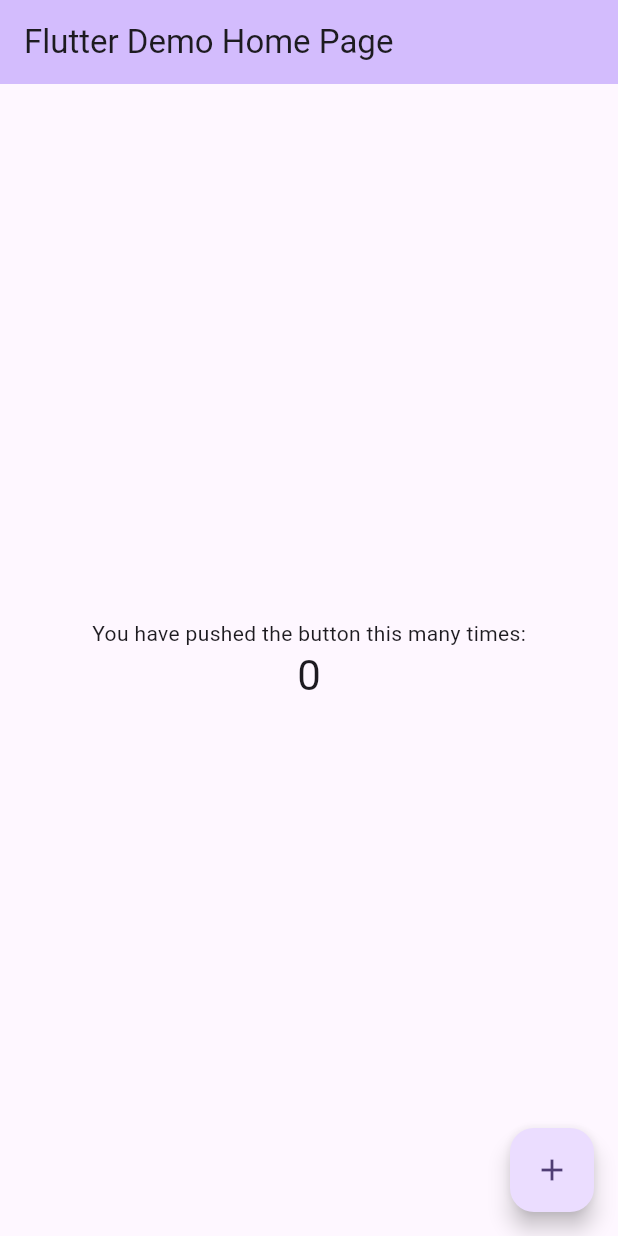
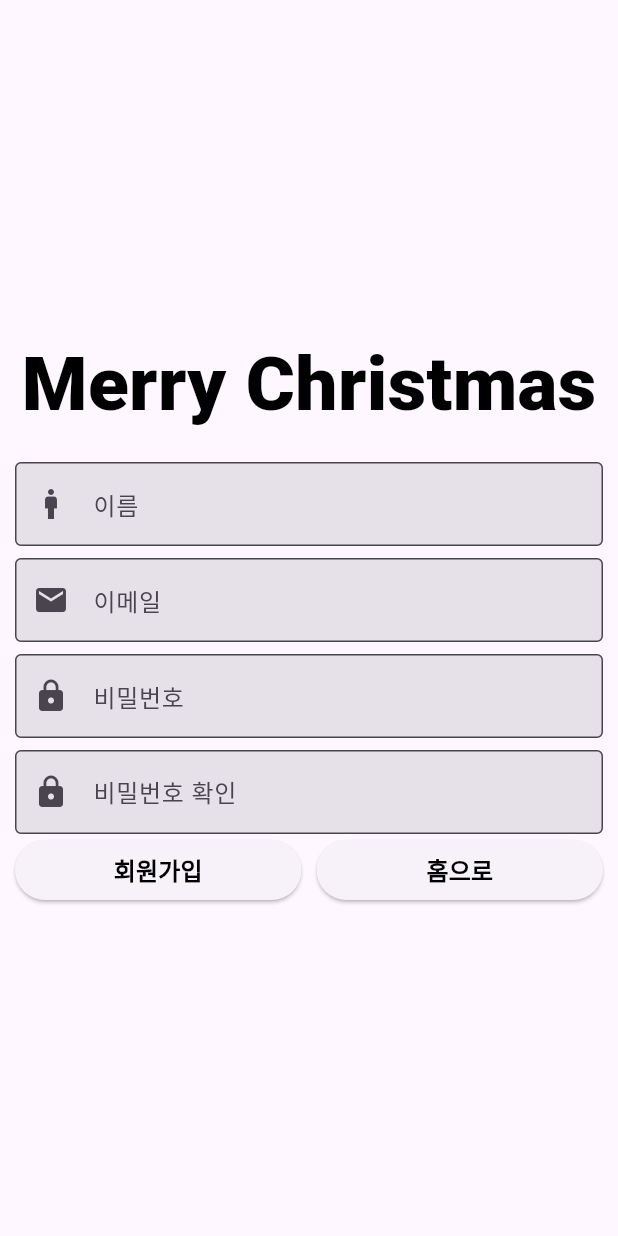
Before and after one commit to Ko-Eunseo/christmas_postacrd, a Flutter app: the screen it shows after launch, on a phone screen of 412 x 824 dp. Run offline on Flutter 3.47's test engine with Material 3 defaults, Android fonts, the phone set to English and light mode, and no system bars; our stand-ins replace cloud_firestore, firebase_auth, firebase_core, firebase_storage, state_notifier; missing offline and left inert: flutter_state_notifier; accounts and stored records are empty; Roboto replaces fonts that are missing (Pretendard).

Commit message:
feat: 이메일 인증 회원가입 기능 구현 #2

```diff
--- a/lib/main.dart
+++ b/lib/main.dart
@@ -1,125 +1,52 @@
+import 'package:christmas_postcard/firebase_options.dart';
+import 'package:christmas_postcard/providers/auth/auth_state.dart';
+import 'package:christmas_postcard/repository/auth_repository.dart';
+import 'package:christmas_postcard/view/pages/signup_page.dart';
+import 'package:cloud_firestore/cloud_firestore.dart';
+import 'package:firebase_auth/firebase_auth.dart' hide AuthProvider;
+import 'package:firebase_core/firebase_core.dart';
+import 'package:firebase_storage/firebase_storage.dart';
 import 'package:flutter/material.dart';
+import 'package:flutter_state_notifier/flutter_state_notifier.dart';
+import 'package:provider/provider.dart';
+import 'providers/auth/auth_provider.dart';
 
-void main() {
+void main() async {
+  WidgetsFlutterBinding.ensureInitialized();
+  await Firebase.initializeApp(
+    options: DefaultFirebaseOptions.currentPlatform,
+  );
   runApp(const MyApp());
 }
 
 class MyApp extends StatelessWidget {
   const MyApp({super.key});
 
-  // This widget is the root of your application.
   @override
   Widget build(BuildContext context) {
-    return MaterialApp(
-      title: 'Flutter Demo',
-      theme: ThemeData(
-        // This is the theme of your application.
-        //
-        // TRY THIS: Try running your application with "flutter run". You'll see
-        // the application has a blue toolbar. Then, without quitting the app,
-        // try changing the seedColor in the colorScheme below to Colors.green
-        // and then invoke "hot reload" (save your changes or press the "hot
-        // reload" button in a Flutter-supported IDE, or press "r" if you used
-        // the command line to start the app).
-        //
-        // Notice that the counter didn't reset back to zero; the application
-        // state is not lost during the reload. To reset the state, use hot
-        // restart instead.
-        //
-        // This works for code too, not just values: Most code changes can be
-        // tested with just a hot reload.
-        colorScheme: ColorScheme.fromSeed(seedColor: Colors.deepPurple),
-        useMaterial3: true,
+    return MultiProvider(
+      providers: [
+        Provider<AuthRepository>(
+          create: (context) {
+            return AuthRepository(
+              firebaseAuth: FirebaseAuth.instance,
+              firebaseStorage: FirebaseStorage.instance,
+              firebaseFirestore: FirebaseFirestore.instance,
+            );
+          },
+        ),
+        // 접속상태를 실시간으로 받음
+        StreamProvider<User?>(
+          create: (context) => FirebaseAuth.instance.authStateChanges(),
+          initialData: null,
+        ),
+        StateNotifierProvider<AuthProvider, AuthState>(
+          create: (context) => AuthProvider(),
+        ),
+      ],
+      child: const MaterialApp(
+        home: SignupPage(),
       ),
-      home: const MyHomePage(title: 'Flutter Demo Home Page'),
     );
   }
 }
-
-class MyHomePage extends StatefulWidget {
-  const MyHomePage({super.key, required this.title});
-
-  // This widget is the home page of your application. It is stateful, meaning
-  // that it has a State object (defined below) that contains fields that affect
-  // how it looks.
-
-  // This class is the configuration for the state. It holds the values (in this
-  // case the title) provided by the parent (in this case the App widget) and
-  // used by the build method of the State. Fields in a Widget subclass are
-  // always marked "final".
-
-  final String title;
-
-  @override
-  State<MyHomePage> createState() => _MyHomePageState();
-}
-
-class _MyHomePageState extends State<MyHomePage> {
-  int _counter = 0;
-
-  void _incrementCounter() {
-    setState(() {
-      // This call to setState tells the Flutter framework that something has
-      // changed in this State, which causes it to rerun the build method below
-      // so that the display can reflect the updated values. If we changed
-      // _counter without calling setState(), then the build method would not be
-      // called again, and so nothing would appear to happen.
-      _counter++;
-    });
-  }
-
-  @override
-  Widget build(BuildContext context) {
-    // This method is rerun every time setState is called, for instance as done
-    // by the _incrementCounter method above.
-    //
-    // The Flutter framework has been optimized to make rerunning build methods
-    // fast, so that you can just rebuild anything that needs updating rather
-    // than having to individually change instances of widgets.
-    return Scaffold(
-      appBar: AppBar(
-        // TRY THIS: Try changing the color here to a specific color (to
-        // Colors.amber, perhaps?) and trigger a hot reload to see the AppBar
-        // change color while the other colors stay the same.
-        backgroundColor: Theme.of(context).colorScheme.inversePrimary,
-        // Here we take the value from the MyHomePage object that was created by
-        // the App.build method, and use it to set our appbar title.
-        title: Text(widget.title),
-      ),
-      body: Center(
-        // Center is a layout widget. It takes a single child and positions it
-        // in the middle of the parent.
-        child: Column(
-          // Column is also a layout widget. It takes a list of children and
-          // arranges them vertically. By default, it sizes itself to fit its
-          // children horizontally, and tries to be as tall as its parent.
-          //
-          // Column has various properties to control how it sizes itself and
-          // how it positions its children. Here we use mainAxisAlignment to
-          // center the children vertically; the main axis here is the vertical
-          // axis because Columns are vertical (the cross axis would be
-          // horizontal).
-          //
-          // TRY THIS: Invoke "debug painting" (choose the "Toggle Debug Paint"
-          // action in the IDE, or press "p" in the console), to see the
-          // wireframe for each widget.
-          mainAxisAlignment: MainAxisAlignment.center,
-          children: <Widget>[
-            const Text(
-              'You have pushed the button this many times:',
-            ),
-            Text(
-              '$_counter',
-              style: Theme.of(context).textTheme.headlineMedium,
-            ),
-          ],
-        ),
-      ),
-      floatingActionButton: FloatingActionButton(
-        onPressed: _incrementCounter,
-        tooltip: 'Increment',
-        child: const Icon(Icons.add),
-      ), // This trailing comma makes auto-formatting nicer for build methods.
-    );
-  }
-}
--- /dev/null
+++ b/lib/providers/auth/auth_state.dart
@@ -0,0 +1,30 @@
+// ignore_for_file: public_member_api_docs, sort_constructors_first
+enum AuthStatus {
+  authenticated,
+  unauthenticated,
+}
+
+class AuthState {
+  final AuthStatus authStatus;
+
+  AuthState({
+    required this.authStatus,
+  });
+
+  factory AuthState.init() {
+    return AuthState(
+      authStatus: AuthStatus.unauthenticated,
+    );
+  }
+
+  AuthState copyWith({
+    AuthStatus? authStatus,
+  }) {
+    return AuthState(
+      authStatus: authStatus ?? this.authStatus,
+    );
+  }
+
+  @override
+  String toString() => 'AuthState(authStatus: $authStatus)';
+}
--- /dev/null
+++ b/lib/repository/auth_repository.dart
@@ -0,0 +1,43 @@
+import 'package:cloud_firestore/cloud_firestore.dart';
+import 'package:firebase_auth/firebase_auth.dart';
+import 'package:firebase_storage/firebase_storage.dart';
+
+class AuthRepository {
+  final FirebaseAuth firebaseAuth;
+  final FirebaseStorage firebaseStorage;
+  final FirebaseFirestore firebaseFirestore;
+
+  AuthRepository({
+    required this.firebaseAuth,
+    required this.firebaseStorage,
+    required this.firebaseFirestore,
+  });
+
+  Future<void> signup({
+    email,
+    name,
+    password,
+  }) async {
+    UserCredential userCredential =
+        await firebaseAuth.createUserWithEmailAndPassword(
+      email: email,
+      password: password,
+    );
+
+    String uid = userCredential.user!.uid;
+    await userCredential.user!.sendEmailVerification();
+
+    await firebaseFirestore.collection('users').doc(uid).set({
+      'uid': uid,
+      'email': email,
+      'name': name,
+      'receiving': 0,
+      'postcard': [],
+      'receivedCards': [],
+      'friends': [],
+    });
+
+    // 회원가입과 동시에 로그인을 시도하기때문에 로그아웃해주어야함.
+    firebaseAuth.signOut();
+  }
+}
--- a/lib/styles/app_font_styles.dart
+++ b/lib/styles/app_font_styles.dart
@@ -12,6 +12,8 @@ class AppTextStyles {
   static const light =
       TextStyle(fontFamily: 'Pretendard', fontWeight: FontWeight.w300);
 
+  static TextStyle headline50({Color color = Colors.black}) =>
+      black.copyWith(fontSize: 50, color: color);
   static TextStyle header32({Color color = Colors.black}) =>
       semiBold.copyWith(fontSize: 32, color: color);
   static TextStyle header24({Color color = Colors.black}) =>
--- /dev/null
+++ b/lib/view/pages/signup_page.dart
@@ -0,0 +1,146 @@
+import 'package:christmas_postcard/providers/auth/auth_provider.dart';
+import 'package:christmas_postcard/styles/app_font_styles.dart';
+import 'package:flutter/material.dart';
+import 'package:provider/provider.dart';
+
+class SignupPage extends StatefulWidget {
+  const SignupPage({super.key});
+
+  @override
+  State<SignupPage> createState() => _SignupPageState();
+}
+
+class _SignupPageState extends State<SignupPage> {
+  TextEditingController nameController = TextEditingController();
+  TextEditingController emailController = TextEditingController();
+  TextEditingController pwController = TextEditingController();
+
+  @override
+  Widget build(BuildContext context) {
+    return Scaffold(
+      body: SafeArea(
+        child: Padding(
+          padding: const EdgeInsets.all(10.0),
+          child: Column(
+            mainAxisAlignment: MainAxisAlignment.center,
+            children: [
+              // header
+              Text(
+                'Merry Christmas',
+                style: AppTextStyles.headline50(),
+              ),
+              // contents
+              const SizedBox(height: 16),
+              Form(
+                child: Column(
+                  mainAxisAlignment: MainAxisAlignment.center,
+                  crossAxisAlignment: CrossAxisAlignment.stretch,
+                  children: [
+                    TextFormField(
+                      validator: (value) {
+                        return null;
+                        //validation
+                      },
+                      controller: nameController,
+                      decoration: const InputDecoration(
+                        border: OutlineInputBorder(),
+                        labelText: '이름',
+                        prefixIcon: Icon(Icons.man),
+                        filled: true,
+                      ),
+                    ),
+                    const SizedBox(height: 8),
+                    TextFormField(
+                      validator: (value) {
+                        return null;
+                        //validation
+                      },
+                      controller: emailController,
+                      keyboardType: TextInputType.emailAddress,
+                      decoration: const InputDecoration(
+                        border: OutlineInputBorder(),
+                        labelText: '이메일',
+                        prefixIcon: Icon(Icons.email),
+                        filled: true,
+                      ),
+                    ),
+                    const SizedBox(height: 8),
+                    TextFormField(
+                      validator: (value) {
+                        return null;
+                        //validation
+                      },
+                      controller: pwController,
+                      obscureText: true,
+                      decoration: const InputDecoration(
+                        border: OutlineInputBorder(),
+                        labelText: '비밀번호',
+                        prefixIcon: Icon(Icons.lock),
+                        filled: true,
+                      ),
+                    ),
+                    const SizedBox(height: 8),
+                    TextFormField(
+                      validator: (value) {
+                        return null;
+                        //validation
+                      },
+                      obscureText: true,
+                      decoration: const InputDecoration(
+                        border: OutlineInputBorder(),
+                        labelText: '비밀번호 확인',
+                        prefixIcon: Icon(Icons.lock),
+                        filled: true,
+                      ),
+                    ),
+                    Row(
+                      mainAxisAlignment: MainAxisAlignment.center,
+                      children: [
+                        Expanded(
+                          child: ElevatedButton(
+                            onPressed: () async {
+                              //1. firebase에 등록
+                              await context.read<AuthProvider>().signup(
+                                    email: emailController.text,
+                                    name: nameController.text,
+                                    password: pwController.text,
+                                  );
+                              //2. 페이지이동
+                              //3. 성공 알람
+                              ScaffoldMessenger.of(context).showSnackBar(
+                                const SnackBar(
+                                  content: Text(
+                                    '인증 메일을 전송했습니다.',
+                                  ),
+                                  duration: Duration(seconds: 120),
+                                ),
+                              );
+                            },
+                            child: Text(
+                              '회원가입',
+                              style: AppTextStyles.body16B(),
+                            ),
+                          ),
+                        ),
+                        const SizedBox(width: 10),
+                        Expanded(
+                          child: ElevatedButton(
+                            onPressed: () {},
+                            child: Text(
+                              '홈으로',
+                              style: AppTextStyles.body16B(),
+                            ),
+                          ),
+                        ),
+                      ],
+                    ),
+                  ],
+                ),
+              ),
+            ],
+          ),
+        ),
+      ),
+    );
+  }
+}
```
Also changed, not shown: lib/model/user_model.dart (added, +63 -0 lines), lib/providers/auth/auth_provider.dart (added, +23 -0 lines), lib/firebase_options.dart (added).
